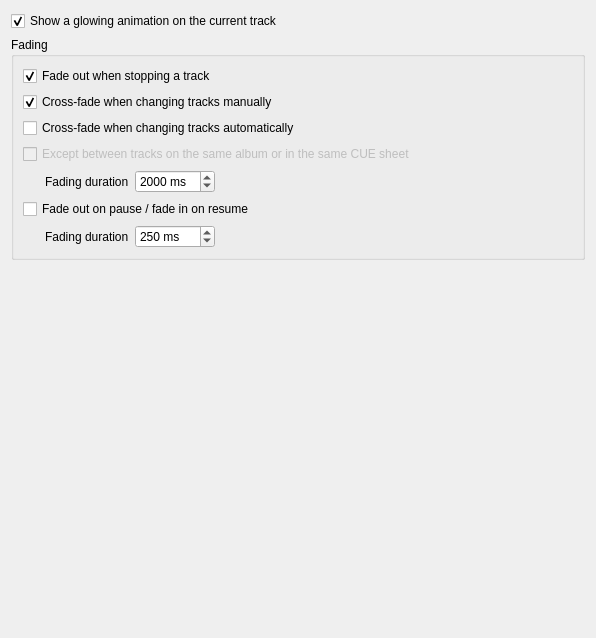
strawberrymusicplayer/strawberry, file src/settings/playbacksettingspage.ui: the form before one commit.
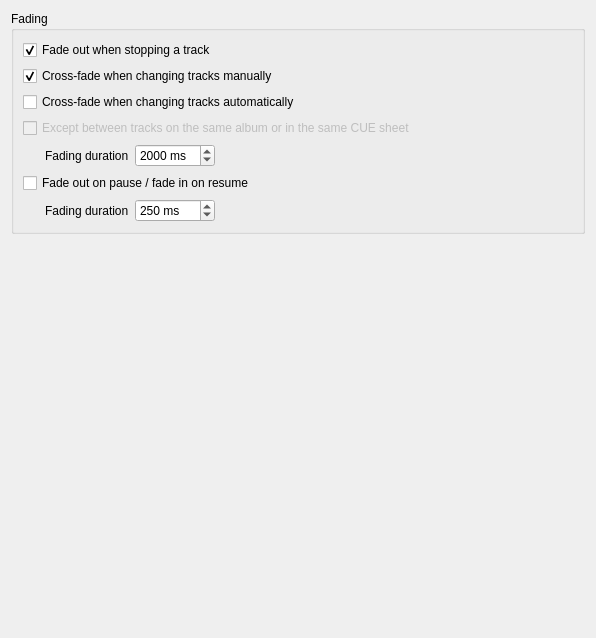
The form after the commit.

```diff
--- a/src/settings/playbacksettingspage.ui
+++ b/src/settings/playbacksettingspage.ui
@@ -14,16 +14,6 @@
    <string>Playback</string>
   </property>
   <layout class="QVBoxLayout" name="verticalLayout_3">
-   <item>
-    <widget class="QCheckBox" name="checkbox_glowcurrenttrack">
-     <property name="text">
-      <string>Show a glowing animation on the current track</string>
-     </property>
-     <property name="checked">
-      <bool>true</bool>
-     </property>
-    </widget>
-   </item>
    <item>
     <widget class="QGroupBox" name="groupbox_fading">
      <property name="title">
```
